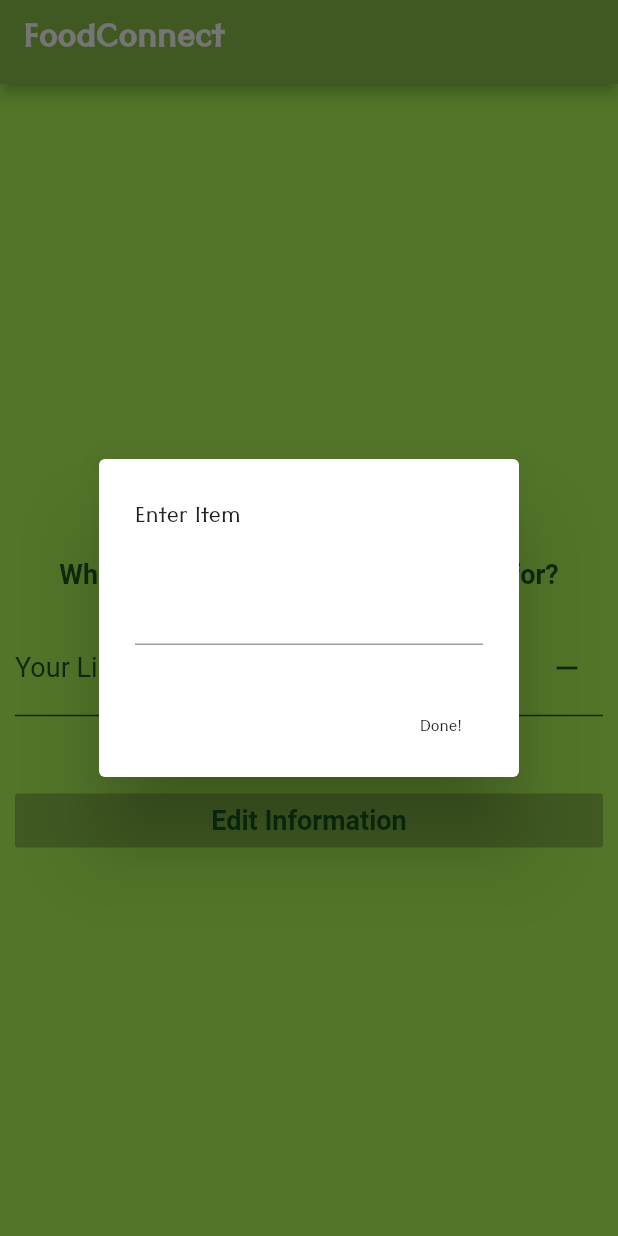
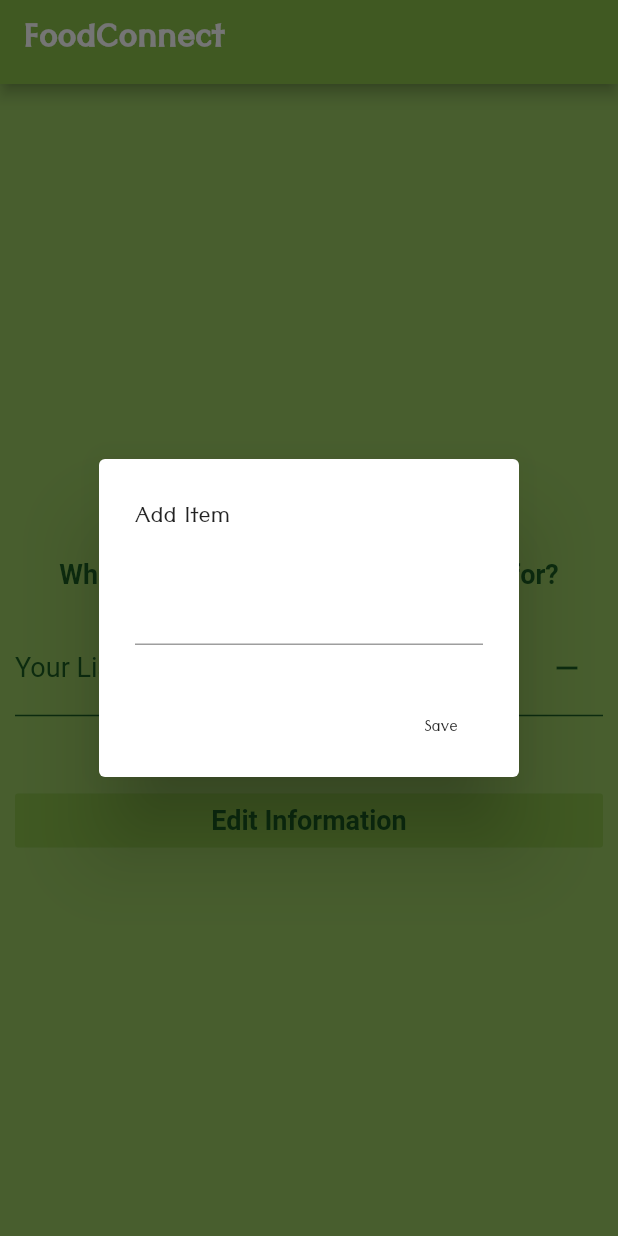
Before and after one commit to miphc42/FoodConnect, a Flutter app: the Home screen opened directly, after a tap on the "add" icon, on a phone screen of 412 x 824 dp. Run offline on Flutter 3.47's test engine with Material 2 defaults, Android fonts, the phone set to English and light mode, and no system bars; our stand-ins replace image_picker; missing offline and left inert: firebase_ml_vision; accounts and stored records are empty; Roboto replaces fonts that are missing (Arial).

Commit message:
Add List Fixed

```diff
--- a/lib/home.dart
+++ b/lib/home.dart
@@ -13,6 +13,12 @@ class _HomeState extends State<Home> {
   var _listSection = List<Widget>();
   String name;
 
+  @override
+  void initState(){
+    super.initState();
+    _textController = TextEditingController();
+  }
+
   Card listSectionMethod(String title) {
     return new Card(
       child: ListTile(
@@ -24,11 +30,12 @@ class _HomeState extends State<Home> {
     );
   }
 
+
   @override
   Widget build(BuildContext context) {
     return Scaffold(
       appBar: NiceBar(),
-      backgroundColor: Colors.lightGreenAccent,
+      backgroundColor: Colors.lightGreen[400],
       body: Center(
         child: ListView(
           shrinkWrap: true,
@@ -77,10 +84,7 @@ class _HomeState extends State<Home> {
                       icon: Icon(Icons.add),
                       color: Colors.green[900],
                       onPressed: (){
-                        setState(() {
                         _showAddDialog();
-                          _listSection.add(listSectionMethod(name));
-                        });
                       },
                     ),
                     SizedBox(width: 2,),
@@ -120,26 +124,30 @@ class _HomeState extends State<Home> {
           ],
         ),
       )
-
     );
   }
   _showAddDialog(){
     showDialog(
       context: context,
       builder: (context) => AlertDialog(
-                            title: Text("Enter Item"),
+        title: Text("Add Item"),
         content: TextField(
           controller: _textController,
         ),
         actions: <Widget>[
           FlatButton(
-                                child: Text('Done!'),
-                                onPressed: (){
-                                  setState((){
-                                    name=_textController.text;
+            child: Text('Save'),
+            onPressed: () {
+              if(_textController.text.isEmpty){
+                Navigator.pop(context);
+                return;
+              }
+              setState(() {
+                _listSection.add(listSectionMethod(_textController.text));
+                _textController.clear();
+                Navigator.pop(context);
               });
-                                  Navigator.pop(context);
-                                }
+            },
           )
         ],
       )
```
Lines whose indentation alone changed are shown as unchanged.
